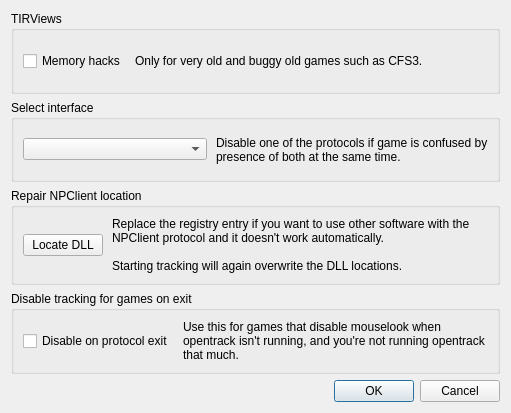
Above: proto-ft/ftnoir_ftcontrols.ui from opentrack/opentrack before the change. Below: the same form after it.
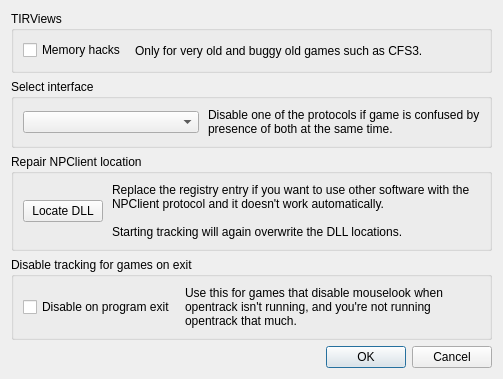
That is the form after the change. Icons and pictures are not drawn.

Commit message:
proto/ft: only clear registry path on program exit
Clear registry path when opentrack exits, not merely tracking is
stopped. This is still controlled by the checkbox, while checking for
being the first instance happens always regardless.

Also update dialog description.

Issue: #332

Diff of the .ui file:
```diff
--- a/proto-ft/ftnoir_ftcontrols.ui
+++ b/proto-ft/ftnoir_ftcontrols.ui
@@ -12,8 +12,8 @@
    <rect>
     <x>0</x>
     <y>0</y>
-    <width>511</width>
-    <height>413</height>
+    <width>503</width>
+    <height>379</height>
    </rect>
   </property>
   <property name="sizePolicy">
@@ -212,7 +212,7 @@
          </sizepolicy>
         </property>
         <property name="text">
-         <string>Disable on protocol exit</string>
+         <string>Disable on program exit</string>
         </property>
        </widget>
       </item>
```
The commit also changes 3 other files.
